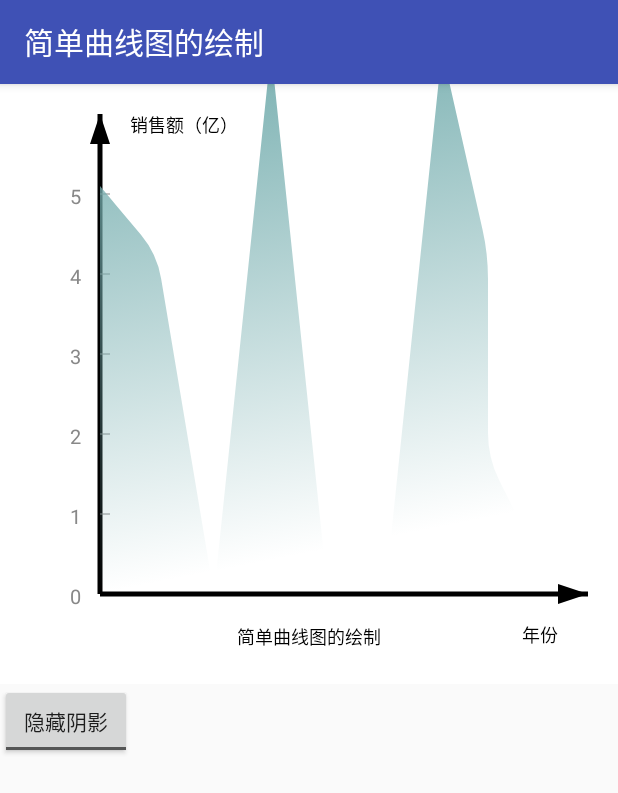
After one commit to lvwe/AndroidCharts, an Android app: the SimpleCurveActivity screen opened directly, with no data from a screen before it, on a phone screen of 412 x 824 dp. The commit adds this screen. Shown: the top 793 px of the screen. Run offline under Robolectric (Android 15) with nearby library versions, the phone set to English and light mode, and no system bars.

Commit message:
自定义View简单曲线图的绘制

```diff
--- a/app/src/main/AndroidManifest.xml
+++ b/app/src/main/AndroidManifest.xml
@@ -33,6 +33,8 @@
         </activity>
         <activity android:name=".activity.SimpleColumnActivity">
         </activity>
+        <activity android:name=".activity.SimpleCurveActivity">
+        </activity>
     </application>
 
 </manifest>
--- a/app/src/main/java/com/example/administrator/androidcharts/activity/MainActivity.java
+++ b/app/src/main/java/com/example/administrator/androidcharts/activity/MainActivity.java
@@ -87,6 +87,7 @@ public class MainActivity extends ListActivity {
                         ActivityRouter.goToTarget(MainActivity.this,SimpleColumnActivity.class);
                         break;
                     case 8:
+                        ActivityRouter.goToTarget(MainActivity.this,SimpleCurveActivity.class);
                         break;
                     case 9:
                         break;
--- /dev/null
+++ b/app/src/main/java/com/example/administrator/androidcharts/activity/SimpleCurveActivity.java
@@ -0,0 +1,74 @@
+package com.example.administrator.androidcharts.activity;
+
+import android.support.v7.app.AppCompatActivity;
+import android.os.Bundle;
+import android.util.Log;
+import android.view.View;
+import android.widget.Button;
+import android.widget.ToggleButton;
+
+import com.example.administrator.androidcharts.R;
+import com.example.administrator.androidcharts.view.CurveView;
+
+import java.util.ArrayList;
+import java.util.List;
+import java.util.Random;
+
+public class SimpleCurveActivity extends BaseActivity {
+    private static final String TAG = "SimpleCurveActivity";
+
+    private CurveView mCurveView;
+    private List<Integer> mDataList;
+
+
+
+    @Override
+    protected int getLayoutId() {
+        return R.layout.activity_simple_curve;
+    }
+
+    @Override
+    public void onContentChanged() {
+        mCurveView = (CurveView) findViewById(R.id.curve_view);
+    }
+
+    @Override
+    protected void initParams() {
+        setTitle(getResources().getString(R.string.title_simple_curve));
+        mDataList = new ArrayList<>();
+        Random random = new Random();
+        for (int i = 0; i < 12; i++) {
+            mDataList.add(random.nextInt(10)*100);
+            Log.d(TAG, "initParams: random.nextInt(10)*100--"+random.nextInt(10)*100);
+        }
+        mCurveView.setMaxAxisValueX(12,12);
+        mCurveView.setMaxAxisValueY(getMax(mDataList.toArray(new Integer[mDataList.size()])),6);
+        mCurveView.setDataList(mDataList);
+        mCurveView.setFill(true);
+        mCurveView.invalidate();
+    }
+
+    public void showHideShader(View view){
+        ToggleButton toggleButton = (ToggleButton) view;
+        boolean checked = toggleButton.isChecked();
+         if (checked){
+             mCurveView.setFill(false);
+         }else {
+             mCurveView.setFill(true);
+         }
+        mCurveView.invalidate();
+    }
+
+    /**
+     * 取出数组中最大的数
+     */
+    public static int getMax(Integer[] arr){
+        int max = arr[0];
+        for (int i = 0; i < arr.length; i++) {
+            if (arr[i] > max){
+                max = arr[i];
+            }
+        }
+        return max;
+    }
+}
--- /dev/null
+++ b/app/src/main/java/com/example/administrator/androidcharts/view/CurveView.java
@@ -0,0 +1,170 @@
+package com.example.administrator.androidcharts.view;
+
+import android.content.Context;
+import android.graphics.Canvas;
+import android.graphics.Color;
+import android.graphics.CornerPathEffect;
+import android.graphics.LinearGradient;
+import android.graphics.Paint;
+import android.graphics.Path;
+import android.graphics.Shader;
+import android.util.AttributeSet;
+
+import com.github.mikephil.charting.utils.ColorTemplate;
+
+import java.util.List;
+
+/**
+ * Created by Administrator on 2017/11/22 0022.
+ */
+
+public class CurveView extends BaseGraphView {
+
+    //坐标单位
+    private String[] xLabel;
+    private String[] yLabel;
+    //曲线数据
+    private List<Integer> dataList;
+    //默认边距
+    private int margin = 20;
+    //距离左边偏移量
+    private int marginX = 30;
+    //原地坐标
+    private int xPoint;
+    private int yPoint;
+    //x,y轴的单位长度
+    private int xScale;
+    private int yScale;
+
+    private boolean isFill = false;
+
+    public void setFill(boolean fill) {
+        isFill = fill;
+        invalidate();
+    }
+
+    public void setDataList(List<Integer> dataList) {
+        this.dataList = dataList;
+        invalidate();
+    }
+
+    public CurveView(Context context) {
+        this(context, null);
+    }
+
+    public CurveView(Context context, AttributeSet attrs) {
+        this(context, attrs, -1);
+    }
+
+    public CurveView(Context context, AttributeSet attrs, int defStyleAttr) {
+        super(context, attrs, defStyleAttr);
+        initView();
+    }
+
+    private void initView() {
+        xPoint = margin + marginX;
+        yPoint = this.getHeight() - margin;
+
+    }
+
+    @Override
+    protected void drawLabel(Canvas canvas, Paint paint) {
+
+    }
+
+    @Override
+    protected void drawColumnCurve(Canvas canvas, Paint paint) {
+        if (paint != null) {
+            paint.reset();
+            //默认不封闭
+            if (isFill) {
+                paint.setStyle(Paint.Style.FILL);
+            } else {
+                paint.setStyle(Paint.Style.STROKE);
+            }
+            paint.setColor(ColorTemplate.LIBERTY_COLORS[3]);
+            //因为画曲线，用CornerPathEffet（）会更圆滑
+            CornerPathEffect pathEffect = new CornerPathEffect(25);
+            paint.setPathEffect(pathEffect);
+            paint.setStrokeWidth(3);
+            paint.setDither(true);
+            paint.setAntiAlias(true);
+
+            drawCurve(canvas, paint);
+        }
+    }
+
+    private void drawCurve(Canvas canvas, Paint paint) {
+        if (dataList != null && dataList.size() > 0) {
+            xScale = (width - originX - padding * 2) / (axisDivideSizeX - 1);
+            yScale = getCellWidth();
+            Path path = new Path();
+            int xAxisMax = width - originX - padding;
+            int maxVertexX = originX;
+            int maxVertexY = originY;
+            for (int i = 0; i < dataList.size() - 1; i++) {
+                if (maxAxisValueY == dataList.get(i) && i != 0) {
+                    maxVertexX = (originX + i * xScale) > xAxisMax ? (originX + i * xScale) : xAxisMax;
+                    maxVertexY = dataList.get(i);
+                }
+                if (i == 0) {
+                    path.moveTo(originX, toY(dataList.get(i)));
+                } else {
+                    if (originX + i * xScale > xAxisMax) {
+                        path.lineTo(xAxisMax, toY(dataList.get(i)));
+                    } else {
+                        path.lineTo(originX + i * xScale, toY(dataList.get(i)));
+                    }
+                }
+            }
+            path.lineTo(originX + (axisDivideSizeX - 1) * xScale, originY);
+            path.lineTo(originX, originY);
+            /**
+             *LinearGradient用来实现线性渐变效果
+             * 此类是Shader的子类
+             * 通过paint.setShader来设置渐变
+             * LinearGradient(float x0, float y0, float x1, float y1,
+             * int colors[], float positions[], TileMode tile)
+             *
+             * 注：Android中计算x,y坐标都是以屏幕左上角为原点，向右为x+，向下为y+
+             *第一个参数为线性起点的x坐标，第二个参数为线性起点的y坐标
+             *第三个参数为线性终点的x坐标，第四个参数为线性终点的y坐标
+             *第五个参数为实现渐变效果的颜色的组合，第六个参数为前面的颜色组合中的各颜色
+             *在渐变中占据的位置（比重），如果为空，则表示上述颜色的集合在渐变中均匀出现
+             *第七个参数为渲染器平铺的模式，一共有三种
+*
+             *-CLAMP
+             *边缘拉伸
+             *-REPEAT
+             *在水平和垂直两个方向上重复，相邻图像没有间隙
+             *-MIRROR
+             *以镜像的方式在水平和垂直两个方向上重复，相邻图像有间隙
+             *
+             */
+            LinearGradient mShader = new LinearGradient(0, 0, originX, originY,
+                    new int[]{paint.getColor(), Color.TRANSPARENT}, null, Shader.TileMode.CLAMP);
+            paint.setShader(mShader);
+            canvas.drawPath(path, paint);
+        } else {
+
+        }
+    }
+
+    /**
+     * 数据按比例转换坐标
+     * @param num
+     * @return
+     */
+    private float toY(int num) {
+        float y;
+        try {
+            float a = num / 100.0f;
+            y = originY - a * yScale;
+        } catch (Exception e) {
+            e.printStackTrace();
+            return 0;
+        }
+        return y;
+    }
+
+}
--- /dev/null
+++ b/app/src/main/res/layout/activity_simple_curve.xml
@@ -0,0 +1,29 @@
+<?xml version="1.0" encoding="utf-8"?>
+<LinearLayout
+    xmlns:android="http://schemas.android.com/apk/res/android"
+    xmlns:tools="http://schemas.android.com/tools"
+    xmlns:app="http://schemas.android.com/apk/res-auto"
+    android:id="@+id/activity_simple_curve"
+    android:layout_width="match_parent"
+    android:layout_height="match_parent"
+    android:orientation="vertical"
+    tools:context="com.example.administrator.androidcharts.activity.SimpleCurveActivity">
+
+    <com.example.administrator.androidcharts.view.CurveView
+        android:id="@+id/curve_view"
+        android:layout_width="match_parent"
+        android:layout_height="400dp"
+        app:graphTitle="简单曲线图的绘制"
+        app:xAxisName="年份"
+        app:yAxisName="销售额（亿）"
+        app:axisTextSize="12sp"
+        app:showXAxis="true"/>
+    <ToggleButton
+        android:layout_width="wrap_content"
+        android:layout_height="50dp"
+        android:textOff="隐藏阴影"
+        android:textOn="显示阴影"
+        android:onClick="showHideShader"/>
+
+
+</LinearLayout>
```
